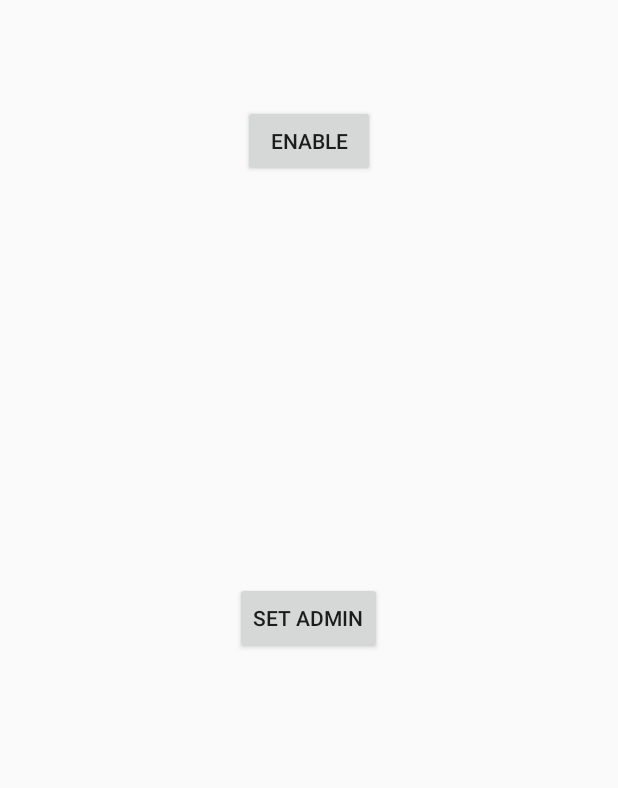
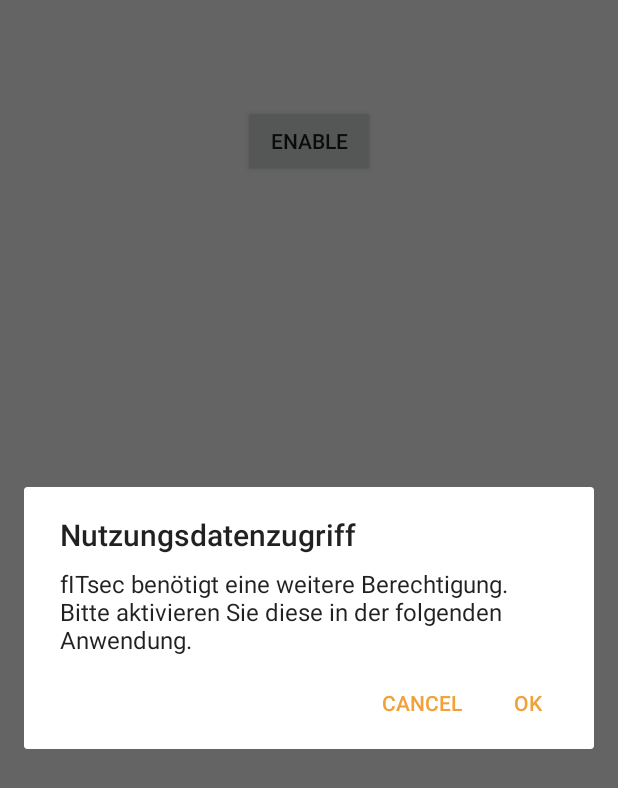
Before and after one commit to BraunreutherA/fitsec, an Android app: the SettingsActivity screen opened directly, with no data from a screen before it, after a tap on "ENABLE", on a phone screen of 412 x 824 dp. Shown: the top 788 px of the screen. Run offline under Robolectric (Android 15) with nearby library versions, the phone set to English and light mode, and no system bars; our stand-ins replace Timber.

Commit message:
lockscreen is working, UI needs some fix

```diff
--- a/app/src/main/java/secureapps/com/fitsec/SettingsActivity.java
+++ b/app/src/main/java/secureapps/com/fitsec/SettingsActivity.java
@@ -31,6 +31,7 @@ import timber.log.Timber;
 public class SettingsActivity extends FragmentActivity {
     private DevicePolicyManager devicePolicyManager;
     private KeyguardManager keyguardManager;
+    private final int ADMIN_INTENT = 15;
 
     private ControlOpenApp controlOpenApp;
 
@@ -50,6 +51,8 @@ public class SettingsActivity extends FragmentActivity {
             public void openedApp(String packageName) {
                 Timber.e("opened secured app..." + packageName);
                 // TODO secured app was opened -> open lock screen or something else.
+                Intent lockIntent = keyguardManager.createConfirmDeviceCredentialIntent("Secured Area", "Please enter your PIN");
+                startActivityForResult(lockIntent, ADMIN_INTENT);
             }
         });
 
@@ -57,29 +60,29 @@ public class SettingsActivity extends FragmentActivity {
             @Override
             public void onClick(View v) {
                 startCatchOpenAppData();
-//                if(controlOpenApp.getUsageStatsList().isEmpty()){
-//                    new AlertDialog.Builder(SettingsActivity.this)
-//                            .setTitle("Nutzungsdatenzugriff")
-//                            .setMessage("fITsec benötigt eine weitere Berechtigung. Bitte aktivieren Sie diese in der folgenden Anwendung.")
-//                            .setPositiveButton(android.R.string.yes, new DialogInterface.OnClickListener() {
-//                                public void onClick(DialogInterface dialog, int which) {
-//                                    Intent intent = new Intent(Settings.ACTION_USAGE_ACCESS_SETTINGS);
-//                                    startActivity(intent);
-//                                }
-//                            })
-//                            .setNegativeButton(android.R.string.no, new DialogInterface.OnClickListener() {
-//                                public void onClick(DialogInterface dialog, int which) {
-//                                    //Nothing happens
-//                                }
-//                            })
-//                            .show();
-//                    if (controlOpenApp.getUsageStatsList().isEmpty()){
-//                        startCatchOpenAppData();
-//                    }
-//                }
-//                else{
-//                    startCatchOpenAppData();
-//                }
+                if(controlOpenApp.getUsageStatsList().isEmpty()){
+                    new AlertDialog.Builder(SettingsActivity.this)
+                            .setTitle("Nutzungsdatenzugriff")
+                            .setMessage("fITsec benötigt eine weitere Berechtigung. Bitte aktivieren Sie diese in der folgenden Anwendung.")
+                            .setPositiveButton(android.R.string.yes, new DialogInterface.OnClickListener() {
+                                public void onClick(DialogInterface dialog, int which) {
+                                    Intent intent = new Intent(Settings.ACTION_USAGE_ACCESS_SETTINGS);
+                                    startActivity(intent);
+                                }
+                            })
+                            .setNegativeButton(android.R.string.no, new DialogInterface.OnClickListener() {
+                                public void onClick(DialogInterface dialog, int which) {
+                                    //Nothing happens
+                                }
+                            })
+                            .show();
+                    if (controlOpenApp.getUsageStatsList().isEmpty()){
+                        startCatchOpenAppData();
+                    }
+                }
+                else{
+                    startCatchOpenAppData();
+                }
             }
         });
 
@@ -95,12 +98,8 @@ public class SettingsActivity extends FragmentActivity {
                     Intent intent = new Intent(DevicePolicyManager.ACTION_ADD_DEVICE_ADMIN);
                     intent.putExtra(DevicePolicyManager.EXTRA_DEVICE_ADMIN, componentName);
                     intent.putExtra(DevicePolicyManager.EXTRA_ADD_EXPLANATION,"Please enable admin rights");
-                    startActivityForResult(intent, 15);
-                } else {
-                    Intent lockIntent = keyguardManager.createConfirmDeviceCredentialIntent("test", "Teeeeeeeeeeeeest");
-                    startActivityForResult(lockIntent, 15);
+                    startActivityForResult(intent, ADMIN_INTENT);
                 }
-
             }
         });
 
```
Also changed, not shown: app/src/main/java/secureapps/com/fitsec/MainActivity.java (+12 -9 lines).
